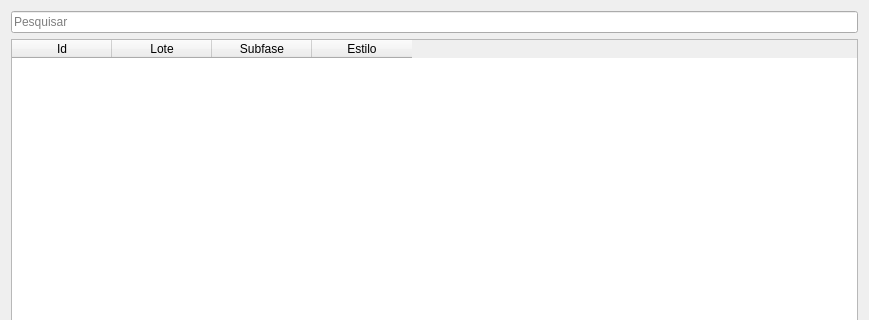
Old version of the form uis/mStyleProfiles.ui in the repository dsgoficial/SAP_Gerente; both pictures show x 0 to 869 and y 0 to 320 of the 869 by 462 pixel window.
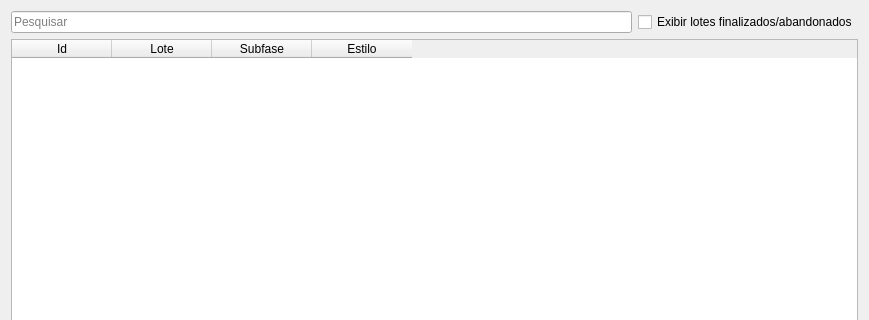
New version of the form.

The edit to the form file:
```diff
--- a/uis/mStyleProfiles.ui
+++ b/uis/mStyleProfiles.ui
@@ -14,6 +14,24 @@
    <string>Configurar Perfis de Estilos</string>
   </property>
   <layout class="QGridLayout" name="gridLayout">
+   <item row="0" column="0">
+    <layout class="QHBoxLayout" name="horizontalLayout_2">
+     <item>
+      <widget class="QLineEdit" name="searchLe">
+       <property name="placeholderText">
+        <string>Pesquisar</string>
+       </property>
+      </widget>
+     </item>
+     <item>
+      <widget class="QCheckBox" name="showFinishedCheckBox">
+       <property name="text">
+        <string>Exibir lotes finalizados/abandonados</string>
+       </property>
+      </widget>
+     </item>
+    </layout>
+   </item>
    <item row="1" column="0">
     <widget class="QTableWidget" name="tableWidget">
      <attribute name="verticalHeaderCascadingSectionResizes">
@@ -80,13 +98,6 @@
      </item>
     </layout>
    </item>
-   <item row="0" column="0">
-    <widget class="QLineEdit" name="searchLe">
-     <property name="placeholderText">
-      <string>Pesquisar</string>
-     </property>
-    </widget>
-   </item>
   </layout>
  </widget>
  <resources/>
```
